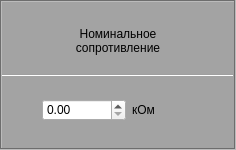
Old version of the form ballastresistorinputframe.ui in the repository evilpeopletyranny/BallastStand.
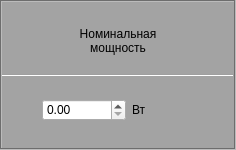
New version of the form.

```diff
--- a/ballastresistorinputframe.ui
+++ b/ballastresistorinputframe.ui
@@ -63,8 +63,8 @@
         </size>
        </property>
        <property name="text">
-        <string>Номинальное
-сопротивление</string>
+        <string>Номинальная
+мощность</string>
        </property>
        <property name="alignment">
         <set>Qt::AlignCenter</set>
@@ -106,7 +106,7 @@
        <item>
         <widget class="QLabel" name="label_8">
          <property name="text">
-          <string>кОм</string>
+          <string>Вт</string>
          </property>
         </widget>
        </item>
```
